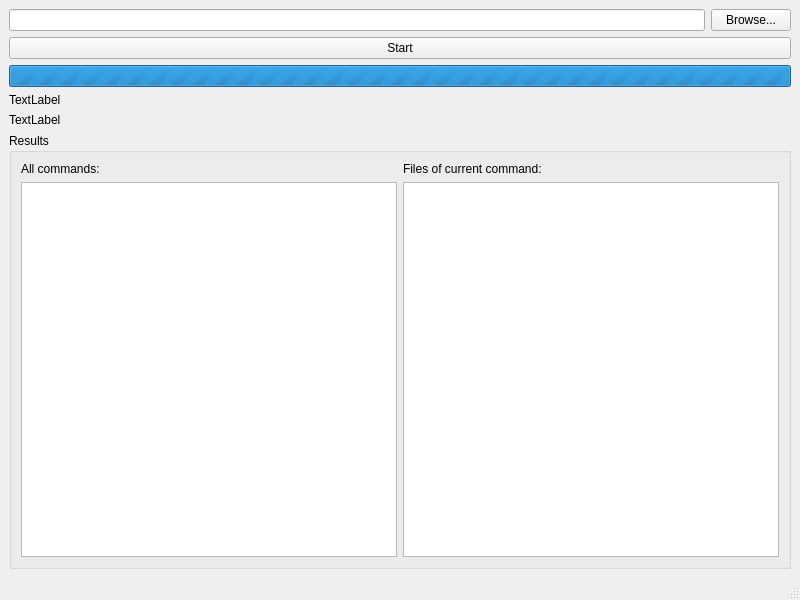
Before: the Qt Designer form MainWindow.ui in ma7t3s-OMSI-Sammlung/OmsiKeywordScan, drawn with Qt 5.
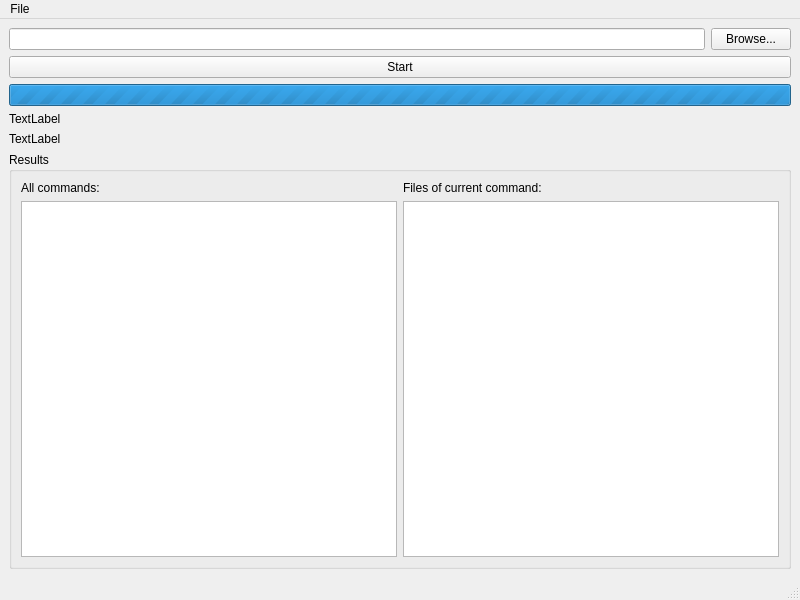
After: the same form once the commit is applied.

Patch:
```diff
--- a/MainWindow.ui
+++ b/MainWindow.ui
@@ -107,6 +107,15 @@
      <height>22</height>
     </rect>
    </property>
+   <widget class="QMenu" name="menuFile">
+    <property name="title">
+     <string>File</string>
+    </property>
+    <addaction name="actionOpenJson"/>
+    <addaction name="actionSaveJson"/>
+    <addaction name="actionQuit"/>
+   </widget>
+   <addaction name="menuFile"/>
   </widget>
   <widget class="QStatusBar" name="statusbar"/>
  </widget>
```
Left out of the diff: 24 changed lines with no effect on the pictures.
